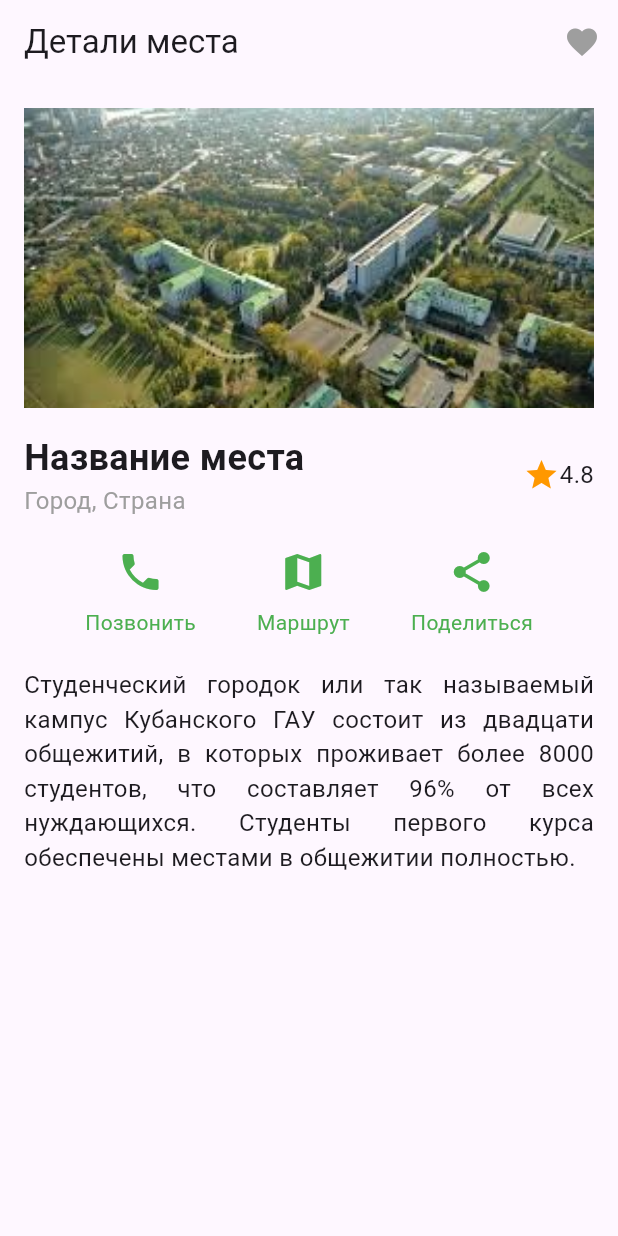
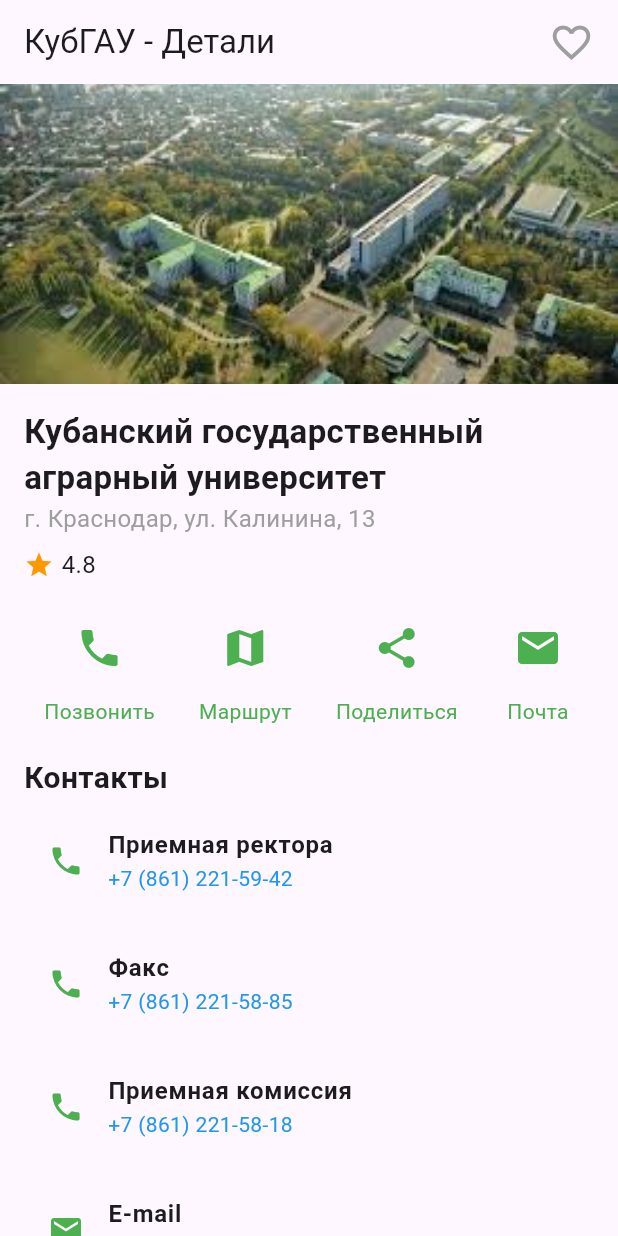
Before and after one commit to EdwardEqwee/mobile_dev, a Flutter app: the screen it shows after launch, on a phone screen of 412 x 824 dp. Run offline on Flutter 3.47's test engine with Material 3 defaults, Android fonts, the phone set to English and light mode, and no system bars; our stand-ins replace share_plus.

Commit message:
рабочая версия 2.9

```diff
--- a/lab_04/lib/main.dart
+++ b/lab_04/lib/main.dart
@@ -1,105 +1,228 @@
 import 'package:flutter/material.dart';
+import 'package:url_launcher/url_launcher.dart';
+import 'package:share_plus/share_plus.dart';
 
 void main() {
   runApp(MyApp());
 }
 
+/// Главный класс приложения
 class MyApp extends StatelessWidget {
   @override
   Widget build(BuildContext context) {
     return MaterialApp(
       debugShowCheckedModeBanner: false,
-      title: 'Лабораторная 4',
-      theme: ThemeData(
-        primarySwatch: Colors.green, // Задаем основную цветовую тему
-      ),
+      title: 'КубГАУ - Детали',
+      theme: ThemeData(primarySwatch: Colors.green),
       home: HomeScreen(),
     );
   }
 }
 
+/// Экран с деталями университета КубГАУ
 class HomeScreen extends StatefulWidget {
   @override
   _HomeScreenState createState() => _HomeScreenState();
 }
 
 class _HomeScreenState extends State<HomeScreen> {
-  bool isLiked = false; // Состояние для лайка
+  bool isLiked = false; // Состояние кнопки "лайк"
 
   @override
   Widget build(BuildContext context) {
     return Scaffold(
       appBar: AppBar(
-        title: Text('Детали места'),
+        title: Text('КубГАУ - Детали'),
         actions: [
-          IconButton(
-            icon: Icon(Icons.favorite, color: isLiked ? Colors.red : Colors.grey),
-            onPressed: () {
+          /// Кнопка "лайк" с анимацией
+          GestureDetector(
+            onTap: () {
               setState(() {
                 isLiked = !isLiked;
               });
             },
+            child: Padding(
+              padding: const EdgeInsets.symmetric(horizontal: 16.0),
+              child: AnimatedSwitcher(
+                duration: Duration(milliseconds: 300),
+                transitionBuilder: (child, animation) {
+                  return ScaleTransition(scale: animation, child: child);
+                },
+                child: Icon(
+                  isLiked ? Icons.favorite : Icons.favorite_border,
+                  key: ValueKey<bool>(isLiked),
+                  color: isLiked ? Colors.red : Colors.grey,
+                  size: 30,
+                ),
+              ),
+            ),
           ),
         ],
       ),
-      body: ListView(
-        padding: EdgeInsets.all(16.0),
+      /// Основное содержимое экрана
+      body: SingleChildScrollView(
+        child: Column(
+          crossAxisAlignment: CrossAxisAlignment.start,
           children: [
+            /// Изображение университета
             Image.asset(
-            'assets/place.jpg', // Изображение
+              'assets/place.jpg',
               fit: BoxFit.cover,
               height: 200,
               width: double.infinity,
             ),
             SizedBox(height: 16),
-          Row(
-            mainAxisAlignment: MainAxisAlignment.spaceBetween,
-            children: [
-              Column(
+
+            /// Заголовок с названием и рейтингом
+            Padding(
+              padding: EdgeInsets.symmetric(horizontal: 16),
+              child: Column(
                 crossAxisAlignment: CrossAxisAlignment.start,
                 children: [
                   Text(
-                    'Название места',
-                    style: TextStyle(fontSize: 24, fontWeight: FontWeight.bold),
+                    'Кубанский государственный аграрный университет',
+                    style: TextStyle(fontSize: 22, fontWeight: FontWeight.bold),
                   ),
                   Text(
-                    'Город, Страна',
+                    'г. Краснодар, ул. Калинина, 13',
                     style: TextStyle(fontSize: 16, color: Colors.grey),
                   ),
-                ],
-              ),
+                  SizedBox(height: 8),
                   Row(
                     children: [
-                  Icon(Icons.star, color: Colors.orange),
+                      Icon(Icons.star, color: Colors.orange, size: 20),
+                      SizedBox(width: 5),
                       Text('4.8', style: TextStyle(fontSize: 16)),
                     ],
                   ),
                 ],
               ),
+            ),
             SizedBox(height: 20),
+
+            /// Кнопки действий
             Row(
               mainAxisAlignment: MainAxisAlignment.spaceEvenly,
               children: [
-              _buildActionButton(Icons.phone, 'Позвонить'),
-              _buildActionButton(Icons.map, 'Маршрут'),
-              _buildActionButton(Icons.share, 'Поделиться'),
+                _buildActionButton(Icons.phone, 'Позвонить', () => _makeCall("+78612215942")),
+                _buildActionButton(Icons.map, 'Маршрут', _openMap),
+                _buildActionButton(Icons.share, 'Поделиться', _sharePlace),
+                _buildActionButton(Icons.email, 'Почта', _sendEmail),
               ],
             ),
             SizedBox(height: 20),
-          Text(
-            '''Студенческий городок или так называемый кампус Кубанского ГАУ состоит из двадцати общежитий, в которых проживает более 8000 студентов, что составляет 96% от всех нуждающихся. Студенты первого курса обеспечены местами в общежитии полностью.''',
-            textAlign: TextAlign.justify,
-            style: TextStyle(fontSize: 16),
+
+            /// Контакты
+            Padding(
+              padding: EdgeInsets.symmetric(horizontal: 16),
+              child: Text(
+                'Контакты',
+                style: TextStyle(fontSize: 20, fontWeight: FontWeight.bold),
+              ),
+            ),
+            _buildContactInfo(Icons.phone, 'Приемная ректора', '+7 (861) 221-59-42', 'tel:+78612215942'),
+            _buildContactInfo(Icons.phone, 'Факс', '+7 (861) 221-58-85', 'tel:+78612215885'),
+            _buildContactInfo(Icons.phone, 'Приемная комиссия', '+7 (861) 221-58-18', 'tel:+78612215818'),
+            _buildContactInfo(Icons.email, 'E-mail', 'mail@kubsau.ru', 'mailto:mail@kubsau.ru'),
+
+            /// Кнопка для перехода на сайт
+            Padding(
+              padding: EdgeInsets.symmetric(horizontal: 16, vertical: 20),
+              child: ElevatedButton.icon(
+                onPressed: _openWebsite,
+                icon: Icon(Icons.public),
+                label: Text('Перейти на сайт КубГАУ'),
+                style: ElevatedButton.styleFrom(
+                  backgroundColor: Colors.green,
+                  foregroundColor: Colors.white,
+                  padding: EdgeInsets.symmetric(vertical: 12),
+                ),
+              ),
             ),
           ],
+        ),
       ),
     );
   }
 
-  Widget _buildActionButton(IconData icon, String label) {
+  /// 📞 Открытие экрана вызова с указанным номером
+  void _makeCall(String phoneNumber) async {
+    final Uri callUri = Uri.parse("tel:$phoneNumber");
+    if (await canLaunchUrl(callUri)) {
+      await launchUrl(callUri);
+    } else {
+      print("Ошибка: не удалось открыть телефонный вызов.");
+    }
+  }
+
+  /// 📍 Открытие Google Maps с местоположением КубГАУ
+  void _openMap() async {
+    Uri mapUri = Uri.parse("https://maps.app.goo.gl/GE7G8Rzk888b6Cz1A");
+    if (await canLaunchUrl(mapUri)) {
+      await launchUrl(mapUri, mode: LaunchMode.externalApplication);
+    } else {
+      print("Ошибка: не удалось открыть Google Maps.");
+    }
+  }
+
+  /// 📤 Функция для кнопки "Поделиться"
+  void _sharePlace() {
+    String message = "🎓 КубГАУ - один из ведущих аграрных университетов России! 📍 Посмотрите на карту: https://maps.app.goo.gl/GE7G8Rzk888b6Cz1A";
+    Share.share(message);
+  }
+
+  /// ✉️ Функция для отправки письма с выбором почтового клиента
+  void _sendEmail() async {
+    final Uri emailUri = Uri(
+      scheme: 'mailto',
+      path: 'mail@kubsau.ru',
+      queryParameters: {
+        'subject': 'Вопрос по обучению в КубГАУ',
+        'body': 'Здравствуйте! Хотел бы узнать подробнее о программах обучения.'
+      },
+    );
+
+    if (await canLaunchUrl(emailUri)) {
+      await launchUrl(emailUri);
+    } else {
+      print("Ошибка: не удалось открыть почтовый клиент.");
+    }
+  }
+
+  /// 🌍 Открытие сайта КубГАУ
+  void _openWebsite() async {
+    Uri websiteUri = Uri.parse("https://www.kubsau.ru/");
+    if (await canLaunchUrl(websiteUri)) {
+      await launchUrl(websiteUri);
+    }
+  }
+
+  /// Виджет для отображения контактной информации
+  Widget _buildContactInfo(IconData icon, String title, String subtitle, String link) {
+    return Padding(
+      padding: EdgeInsets.symmetric(horizontal: 16, vertical: 5),
+      child: ListTile(
+        leading: Icon(icon, color: Colors.green),
+        title: Text(title, style: TextStyle(fontWeight: FontWeight.bold)),
+        subtitle: Text(subtitle, style: TextStyle(color: Colors.blue)),
+        onTap: () async {
+          Uri uri = Uri.parse(link);
+          if (await canLaunchUrl(uri)) {
+            await launchUrl(uri);
+          }
+        },
+      ),
+    );
+  }
+
+  /// Виджет кнопки действий (звонок, маршрут, поделиться, почта)
+  Widget _buildActionButton(IconData icon, String label, VoidCallback onPressed) {
     return Column(
       children: [
-        Icon(icon, size: 32, color: Colors.green),
+        IconButton(
+          icon: Icon(icon, size: 32, color: Colors.green),
+          onPressed: onPressed,
+        ),
         SizedBox(height: 8),
         Text(label, style: TextStyle(fontSize: 14, color: Colors.green)),
       ],
--- a/lab_04/pubspec.yaml
+++ b/lab_04/pubspec.yaml
@@ -35,6 +35,8 @@ dependencies:
   # Use with the CupertinoIcons class for iOS style icons.
   cupertino_icons: ^1.0.8
   url_launcher: ^6.3.1
+  share_plus: ^10.1.4
+
 
 
 dev_dependencies:
```
Also changed, not shown: lab_04/pubspec.lock, 4 other files. Lines whose indentation alone changed are shown as unchanged.
